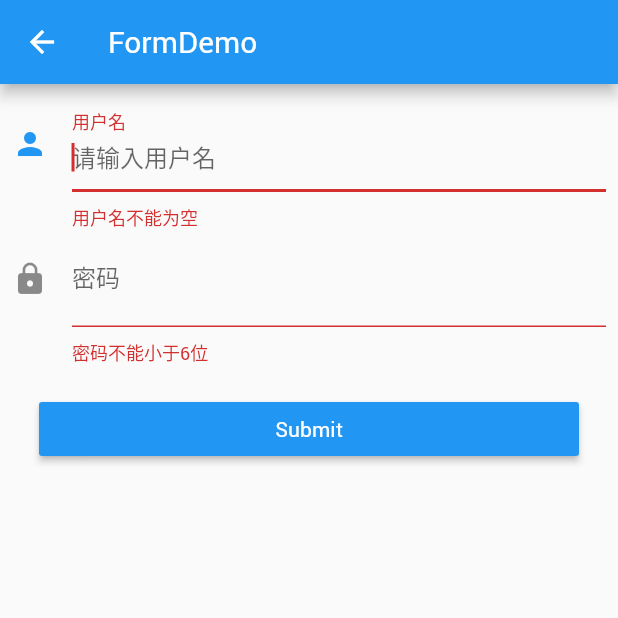
After one commit to Alexkaer/flutter_routes, a Flutter app: the WidgetsPage screen opened directly, after a tap on "FormDemo", on a phone screen of 412 x 824 dp, the top half of it. The commit adds this screen. Run offline on Flutter 3.47's test engine with Material 2 defaults, Android fonts, the phone set to English and light mode, and no system bars.

Commit message:
textfield and form

```diff
--- /dev/null
+++ b/lib/widgets/form_page.dart
@@ -0,0 +1,104 @@
+import 'package:flutter/material.dart';
+
+class FormDemo extends StatefulWidget {
+  @override
+  FormDemoState createState() => new FormDemoState();
+}
+
+class FormDemoState extends State<FormDemo> {
+  final GlobalKey _formKey = GlobalKey<FormState>();
+  final TextEditingController _userController = TextEditingController();
+  final TextEditingController _pwdController = TextEditingController();
+
+  @override
+  Widget build(BuildContext context) {
+    return new Scaffold(
+      appBar: new AppBar(
+        title: new Text('FormDemo'),
+      ),
+      body: Padding(
+        padding: const EdgeInsets.all(8.0),
+        child: SingleChildScrollView(
+          child: Form(
+            key: _formKey,
+            autovalidate: true,
+            child: Column(
+              children: <Widget>[
+                TextFormField(
+                  autofocus: true,
+                  controller: _userController,
+                  decoration: InputDecoration(
+                    labelText: '用户名',
+                    hintText: '请输入用户名',
+                    icon: Icon(Icons.person),
+                  ),
+                  validator: (v) {
+                    return v.trim().length > 0 ? null : "用户名不能为空";
+                  },
+                ),
+                TextFormField(
+                  autofocus: true,
+                  controller: _pwdController,
+                  decoration: InputDecoration(
+                    labelText: '密码',
+                    hintText: '请输入密码',
+                    icon: Icon(Icons.lock),
+                  ),
+                  validator: (v) {
+                    return v.trim().length > 5 ? null : "密码不能小于6位";
+                  },
+                ),
+                Padding(
+                  padding: const EdgeInsets.all(18.0),
+                  child: Row(
+                    children: <Widget>[
+                      Expanded(
+                        flex: 1,
+                        child: RaisedButton(
+                          color: Theme.of(context).primaryColor,
+                          textColor: Colors.white,
+                          onPressed: () {
+                            if ((_formKey.currentState as FormState)
+                                .validate()) {
+                              //验证通过
+                              print('用户名和密码合法，提交数据');
+                            }
+                          },
+                          child: Text('Submit'),
+                        ),
+                      ),
+                    ],
+                  ),
+                ),
+              ],
+            ),
+          ),
+        ),
+      ),
+    );
+  }
+
+  @override
+  void initState() {
+    // TODO: implement initState
+    super.initState();
+  }
+
+  @override
+  void dispose() {
+    // TODO: implement dispose
+    super.dispose();
+  }
+
+  @override
+  void didUpdateWidget(FormDemo oldWidget) {
+    // TODO: implement didUpdateWidget
+    super.didUpdateWidget(oldWidget);
+  }
+
+  @override
+  void didChangeDependencies() {
+    // TODO: implement didChangeDependencies
+    super.didChangeDependencies();
+  }
+}
--- a/lib/widgets/widgets_page.dart
+++ b/lib/widgets/widgets_page.dart
@@ -5,6 +5,8 @@ import 'transform_demo.dart';
 import 'text_page.dart';
 import 'button_page.dart';
 import 'image_and_icon.dart';
+import 'text_field_page.dart';
+import 'form_page.dart';
 
 class WidgetsPage extends StatelessWidget {
   @override
@@ -63,6 +65,24 @@ class WidgetsPage extends StatelessWidget {
               return ImageAndIcon();
             })),
           ),
+          ListTile(
+            title: Text('TextFieldDemo'),
+            trailing: Icon(Icons.navigate_next),
+            onTap: () =>
+                Navigator.of(context)
+                    .push(MaterialPageRoute(builder: (context) {
+                  return TextFieldDemo();
+                })),
+          ),
+          ListTile(
+            title: Text('FormDemo'),
+            trailing: Icon(Icons.navigate_next),
+            onTap: () =>
+                Navigator.of(context)
+                    .push(MaterialPageRoute(builder: (context) {
+                  return FormDemo();
+                })),
+          ),
         ],
       ),
     );
```
Also changed, not shown: lib/widgets/text_field_page.dart (added, +110 -0 lines).
